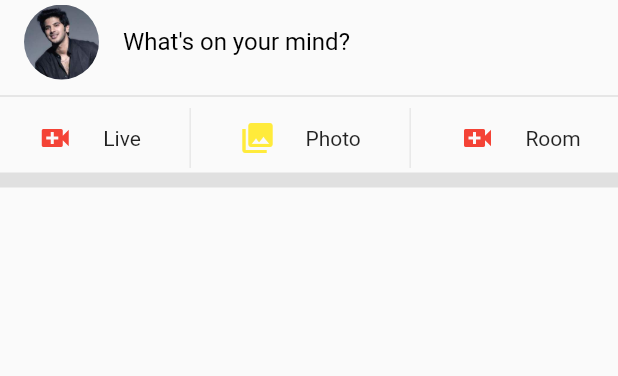
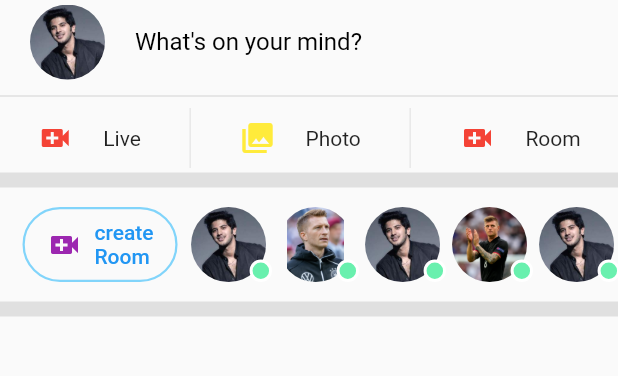
Before and after one commit to abdullakn/facebook-ui-flutter, a Flutter app: the screen it shows after launch, on a phone screen of 412 x 824 dp, the part 84-460 px from its top. Run offline on Flutter 3.47's test engine with Material 2 defaults, Android fonts, the phone set to English and light mode, and no system bars.

Commit message:
create room section completed

```diff
--- a/lib/assets.dart
+++ b/lib/assets.dart
@@ -1,2 +1,3 @@
 String dulqar="assets/posts/dulq-dp.jpg";
-String mammootty="assets/posts/mammootty-dp.jpg";
+String reus="assets/posts/reus.jpg";
+String toni="assets/posts/toni.jpg";
--- a/lib/home.dart
+++ b/lib/home.dart
@@ -1,4 +1,5 @@
 import 'package:facebook_home/sections/header_button_Section.dart';
+import 'package:facebook_home/sections/room_section.dart';
 import 'package:facebook_home/sections/status_section.dart';
 import 'package:flutter/material.dart';
 import './widgets/app_bar_button.dart';
@@ -9,6 +10,9 @@ class Home extends StatelessWidget {
 
   @override
   Widget build(BuildContext context) {
+    Widget thinDivider = Divider(thickness: 1, color: Colors.grey[300]);
+    Widget thickDivider = Divider(thickness: 10, color: Colors.grey[300]);
+
     return MaterialApp(
       home: Scaffold(
         appBar: AppBar(
@@ -37,9 +41,11 @@ class Home extends StatelessWidget {
         body: ListView(
           children: [
             StatusSection(),
-            Divider(thickness: 1, color: Colors.grey[300]),
+            thinDivider,
             HeaderButtonSection(),
-            Divider(thickness: 10, color: Colors.grey[300]),
+            thickDivider,
+            RoomSection(),
+            thickDivider,
           ],
         ),
       ),
--- /dev/null
+++ b/lib/sections/room_section.dart
@@ -0,0 +1,75 @@
+import 'package:facebook_home/assets.dart';
+import 'package:facebook_home/widgets/avatar.dart';
+import 'package:flutter/material.dart';
+import '../assets.dart';
+
+class RoomSection extends StatelessWidget {
+  const RoomSection({Key? key}) : super(key: key);
+
+  @override
+  Widget build(BuildContext context) {
+    return Container(
+      height: 70,
+      child: ListView(
+        scrollDirection: Axis.horizontal,
+        padding: EdgeInsets.all(10),
+
+        children: [
+          createRoomButton(),
+          Avatar(displayImage:dulqar,displayStaus: true,),
+          Avatar(displayImage:reus,displayStaus: true),
+          Avatar(displayImage:dulqar,displayStaus: true),
+          Avatar(displayImage:toni,displayStaus: true),
+           Avatar(displayImage:dulqar,displayStaus: true),
+          Avatar(displayImage:reus,displayStaus: true),
+          Avatar(displayImage:dulqar,displayStaus: true),
+          Avatar(displayImage:toni,displayStaus: true),
+           Avatar(displayImage:dulqar,displayStaus: true),
+          Avatar(displayImage:reus,displayStaus: true),
+          Avatar(displayImage:dulqar),
+          Avatar(displayImage:toni),
+           Avatar(displayImage:dulqar),
+          Avatar(displayImage:reus),
+          Avatar(displayImage:dulqar),
+          Avatar(displayImage:toni),
+           Avatar(displayImage:dulqar),
+          Avatar(displayImage:reus),
+          Avatar(displayImage:dulqar),
+          Avatar(displayImage:toni),
+           Avatar(displayImage:dulqar),
+          Avatar(displayImage:reus),
+          Avatar(displayImage:dulqar),
+          Avatar(displayImage:toni),
+           Avatar(displayImage:dulqar),
+          Avatar(displayImage:reus),
+          Avatar(displayImage:dulqar),
+          Avatar(displayImage:toni),
+           Avatar(displayImage:dulqar),
+          Avatar(displayImage:reus),
+          Avatar(displayImage:dulqar),
+          Avatar(displayImage:toni),
+        ],
+      ),
+    );
+  }
+
+  Widget createRoomButton() {
+    return Container(
+      padding: EdgeInsets.only(left: 5,right: 5),
+      child: OutlinedButton.icon(
+          onPressed: () {},
+          style: OutlinedButton.styleFrom(
+              shape:
+                  RoundedRectangleBorder(borderRadius: BorderRadius.circular(30)),
+              side: BorderSide(color: Colors.lightBlue.shade200, width: 1.5)),
+          icon: Icon(
+            Icons.video_call,
+            color: Colors.purple,
+          ),
+          label: Text(
+            "create\nRoom",
+            style: TextStyle(color: Colors.blue),
+          )),
+    );
+  }
+}
--- a/lib/sections/status_section.dart
+++ b/lib/sections/status_section.dart
@@ -1,3 +1,4 @@
+import 'package:facebook_home/widgets/avatar.dart';
 import 'package:flutter/material.dart';
 import 'package:facebook_home/assets.dart';
 
@@ -7,14 +8,7 @@ class StatusSection extends StatelessWidget {
   @override
   Widget build(BuildContext context) {
     return ListTile(
-      leading: ClipRRect(
-        borderRadius: BorderRadius.circular(70),
-        child: Image.asset(
-          dulqar,
-          width: 50,
-          height: 50,
-        ),
-      ),
+      leading: Avatar(displayImage: dulqar,),
       title: TextField(
         decoration: InputDecoration(
             hintText: "What's on your mind?",
--- /dev/null
+++ b/lib/sections/story_section.dart
@@ -0,0 +1,17 @@
+import 'package:flutter/material.dart';
+
+class StorySection extends StatelessWidget {
+  const StorySection({ Key? key }) : super(key: key);
+
+  @override
+  Widget build(BuildContext context) {
+    return Container(
+      height: 250,
+      child: ListView(
+        scrollDirection: Axis.vertical,
+        children: [],
+      ),
+
+    );
+  }
+}
--- /dev/null
+++ b/lib/widgets/avatar.dart
@@ -0,0 +1,42 @@
+import 'package:flutter/material.dart';
+
+class Avatar extends StatelessWidget {
+  final String? displayImage;
+  final bool? displayStaus;
+  const Avatar({this.displayImage,this.displayStaus});
+  // const Avatar({ Key? key }) : super(key: key);
+
+  @override
+  Widget build(BuildContext context) {
+    return Stack(children: [
+      Container(
+        margin: EdgeInsets.only(left: 4,right: 4),
+        child: ClipRRect(
+          borderRadius: BorderRadius.circular(70),
+          child: Image.asset(
+            displayImage.toString(),
+            width: 50,
+            height: 50,
+          ),
+        ),
+      ),
+      displayStaus==true ?
+      Positioned(
+        bottom: 0,
+        right: 0,
+        child: Container(
+          width: 15,
+          height: 15,
+          decoration: BoxDecoration(
+            color: Colors.greenAccent,
+            shape: BoxShape.circle,
+            border:Border.all(
+              color: Colors.white,
+              width: 2,
+            )
+          ),
+        ),
+      ):SizedBox()
+    ]);
+  }
+}
--- /dev/null
+++ b/lib/widgets/story_card.dart
@@ -0,0 +1,12 @@
+import 'package:flutter/material.dart';
+
+class StoryCard extends StatelessWidget {
+  const StoryCard({ Key? key }) : super(key: key);
+
+  @override
+  Widget build(BuildContext context) {
+    return Container(
+
+    );
+  }
+}
```
Also changed, not shown: assets/posts/reus.jpg (added), assets/posts/toni.jpg (added).
